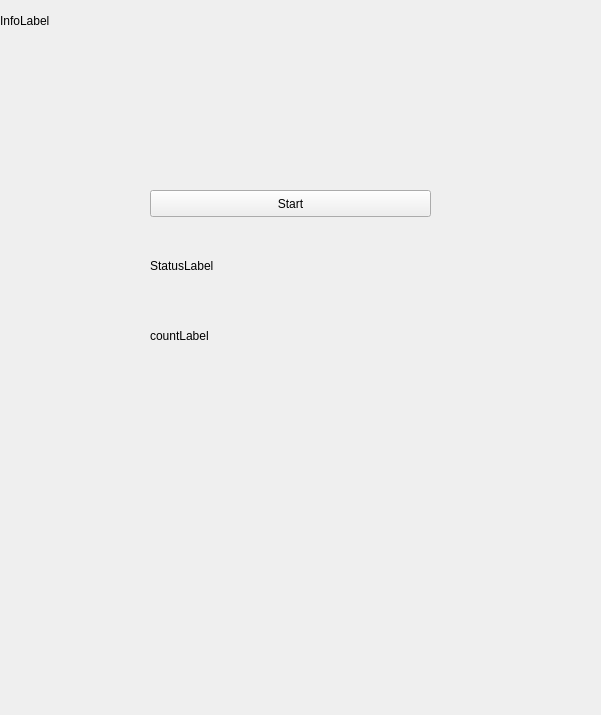
First picture: the form in mainwindow.ui, repository DahuaCoder/QtOnAndroid, before the edit.
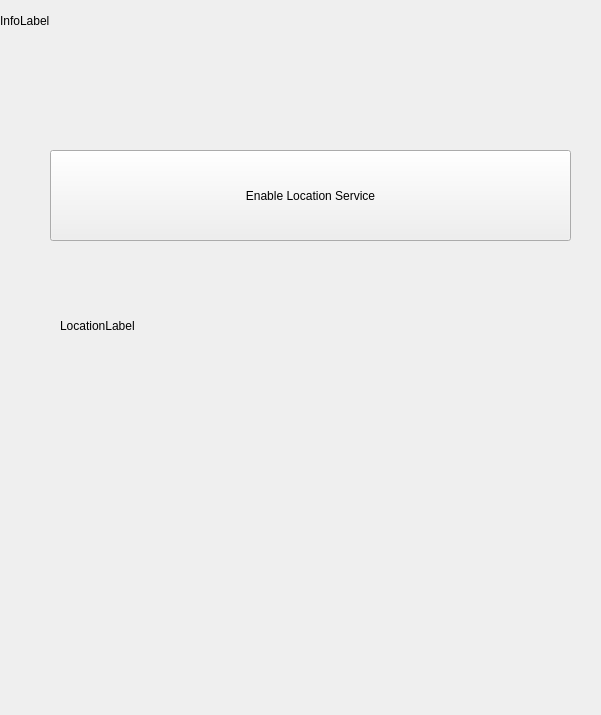
Second picture: the form after the edit.

The edit to the form file:
```diff
--- a/mainwindow.ui
+++ b/mainwindow.ui
@@ -20,14 +20,14 @@
    <widget class="QPushButton" name="pushButton">
     <property name="geometry">
      <rect>
-      <x>150</x>
-      <y>190</y>
-      <width>281</width>
-      <height>27</height>
+      <x>50</x>
+      <y>150</y>
+      <width>521</width>
+      <height>91</height>
      </rect>
     </property>
     <property name="text">
-     <string>Start</string>
+     <string>Enable Location Service</string>
     </property>
    </widget>
    <widget class="QLabel" name="infoLabel">
@@ -46,27 +46,14 @@
    <widget class="QLabel" name="statusLabel">
     <property name="geometry">
      <rect>
-      <x>150</x>
-      <y>240</y>
-      <width>261</width>
-      <height>51</height>
+      <x>60</x>
+      <y>290</y>
+      <width>501</width>
+      <height>71</height>
      </rect>
     </property>
     <property name="text">
-     <string>StatusLabel</string>
-    </property>
-   </widget>
-   <widget class="QLabel" name="countLabel">
-    <property name="geometry">
-     <rect>
-      <x>150</x>
-      <y>310</y>
-      <width>201</width>
-      <height>51</height>
-     </rect>
-    </property>
-    <property name="text">
-     <string>countLabel</string>
+     <string>LocationLabel</string>
     </property>
    </widget>
   </widget>
```
Left out of the diff: 4 changed lines with no effect on the pictures.
